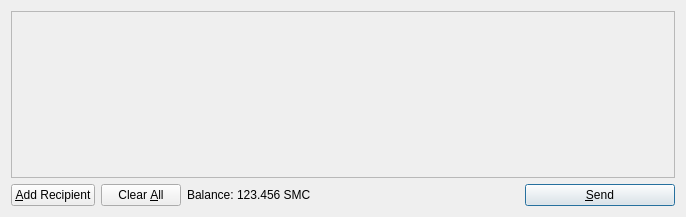
This is src/qt/forms/sendcoinsdialog.ui in Juanroalvarado/ufmcoin as Qt 5 draws it before an edit. The edited form follows.
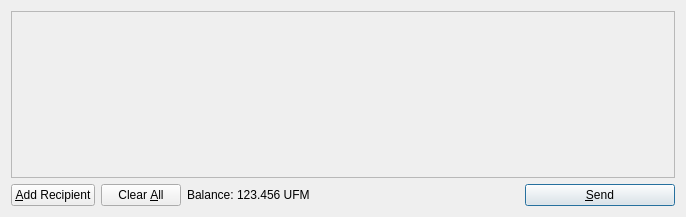
This is the edited form. Icons and pictures are not drawn.

Patch:
```diff
--- a/src/qt/forms/sendcoinsdialog.ui
+++ b/src/qt/forms/sendcoinsdialog.ui
@@ -119,7 +119,7 @@
           <cursorShape>IBeamCursor</cursorShape>
          </property>
          <property name="text">
-          <string>123.456 SMC</string>
+          <string>123.456 UFM</string>
          </property>
          <property name="textInteractionFlags">
           <set>Qt::LinksAccessibleByMouse|Qt::TextSelectableByKeyboard|Qt::TextSelectableByMouse</set>
```
